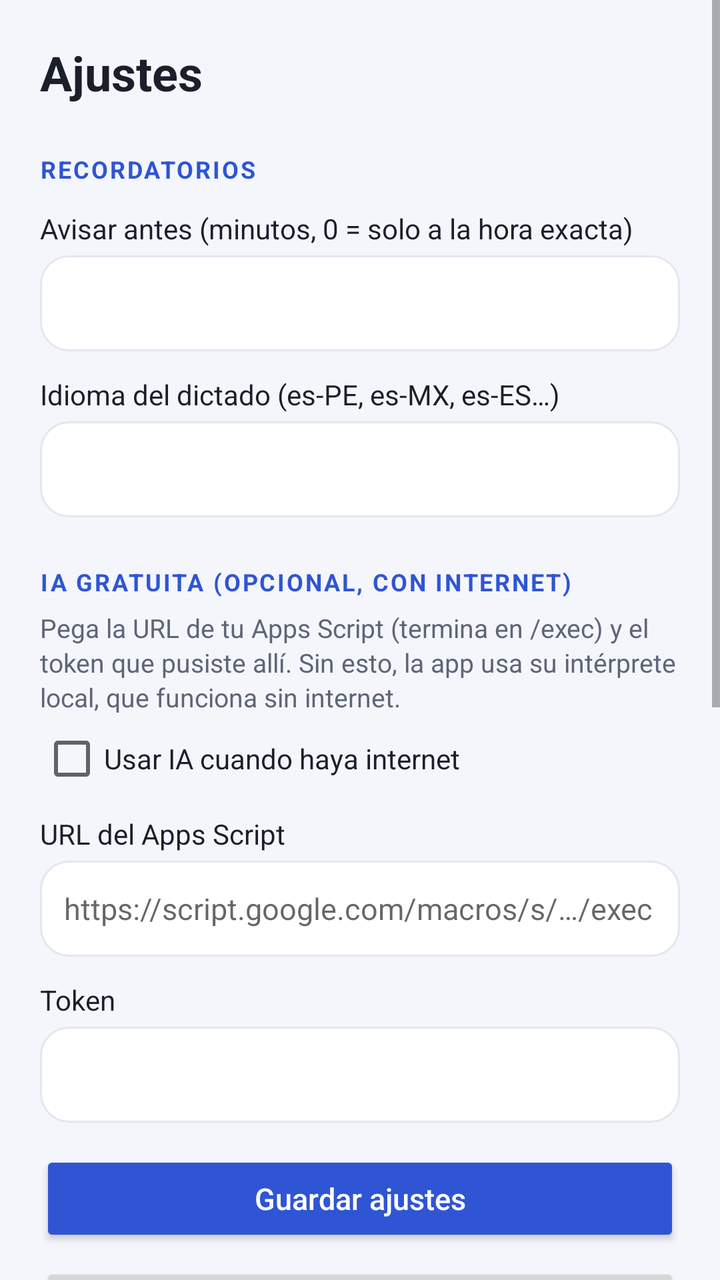
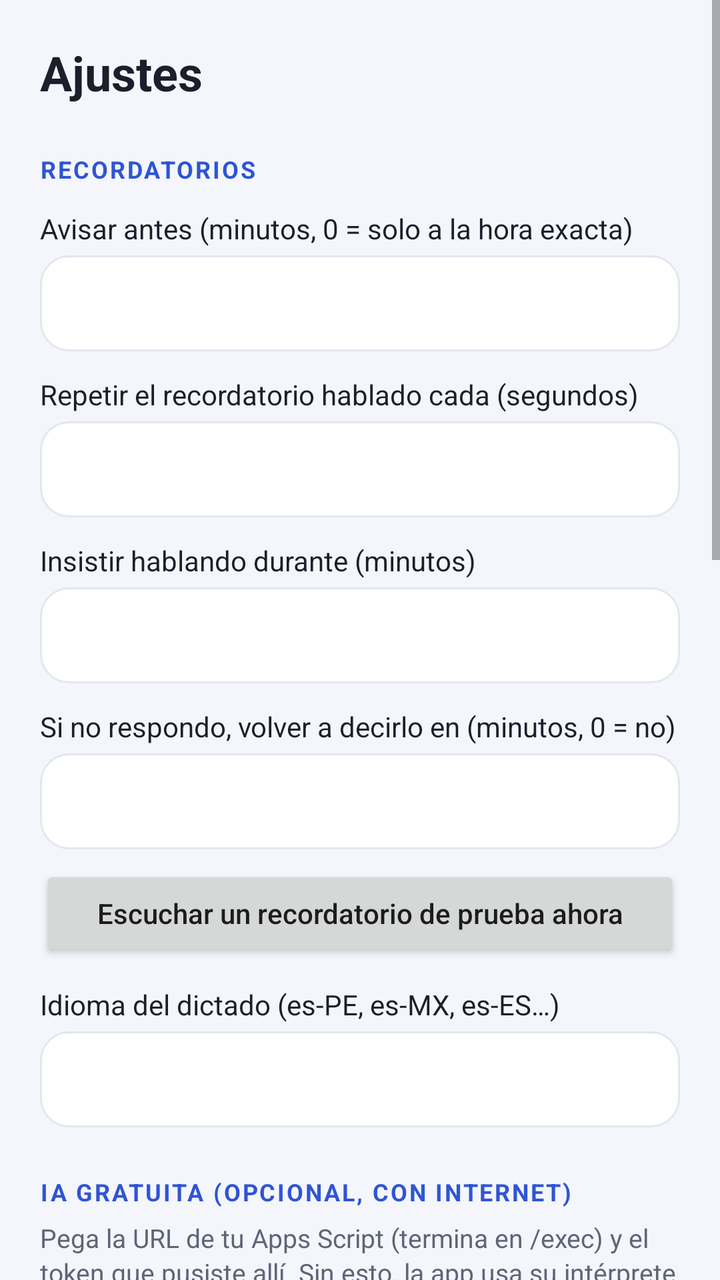

Screens rendered from an Android XML layout before and after an edit, with the pre-edit source and the edit as a unified diff.
<!-- AndroidManifest.xml: application theme AppTheme -->
<!-- res/layout/activity_settings.xml -->
<?xml version="1.0" encoding="utf-8"?>
<ScrollView xmlns:android="http://schemas.android.com/apk/res/android"
    android:layout_width="match_parent"
    android:layout_height="match_parent"
    android:background="@color/fondo"
    android:fitsSystemWindows="true">

    <LinearLayout
        android:layout_width="match_parent"
        android:layout_height="wrap_content"
        android:orientation="vertical"
        android:padding="20dp">

        <TextView
            style="@style/Titulo"
            android:text="Ajustes" />

        
        <TextView
            style="@style/Seccion"
            android:text="RECORDATORIOS" />

        <TextView
            style="@style/Etiqueta"
            android:text="Avisar antes (minutos, 0 = solo a la hora exacta)" />

        <EditText
            android:id="@+id/campoAviso"
            style="@style/Campo"
            android:inputType="number" />

        <TextView
            style="@style/Etiqueta"
            android:text="Idioma del dictado (es-PE, es-MX, es-ES…)" />

        <EditText
            android:id="@+id/campoIdioma"
            style="@style/Campo"
            android:inputType="text" />

        
        <TextView
            style="@style/Seccion"
            android:text="IA GRATUITA (OPCIONAL, CON INTERNET)" />

        <TextView
            style="@style/Ayuda"
            android:text="Pega la URL de tu Apps Script (termina en /exec) y el token que pusiste allí. Sin esto, la app usa su intérprete local, que funciona sin internet." />

        <CheckBox
            android:id="@+id/checkIa"
            android:layout_width="wrap_content"
            android:layout_height="wrap_content"
            android:layout_marginTop="6dp"
            android:text="Usar IA cuando haya internet"
            android:textColor="@color/texto" />

        <TextView
            style="@style/Etiqueta"
            android:text="URL del Apps Script" />

        <EditText
            android:id="@+id/campoUrl"
            style="@style/Campo"
            android:hint="https://script.google.com/macros/s/…/exec"
            android:inputType="textUri" />

        <TextView
            style="@style/Etiqueta"
            android:text="Token" />

        <EditText
            android:id="@+id/campoToken"
            style="@style/Campo"
            android:inputType="textPassword" />

        <Button
            android:id="@+id/botonGuardar"
            style="@style/BotonPrincipal"
            android:text="Guardar ajustes" />

        <Button
            android:id="@+id/botonProbarIa"
            style="@style/BotonSecundario"
            android:text="Probar IA con «reunión con Carlos mañana a las 3»" />

        <TextView
            android:id="@+id/resultadoIa"
            style="@style/Ayuda"
            android:textIsSelectable="true" />

        
        <TextView
            style="@style/Seccion"
            android:text="QUE LAS ALARMAS SIEMPRE SUENEN" />

        <TextView
            style="@style/Ayuda"
            android:text="En Honor/Huawei: Ajustes › Batería › Inicio de aplicaciones › Agenda Voz › desactiva «Gestionar automáticamente» y activa las 3 opciones. Luego prueba una alarma en 1 minuto con la app cerrada." />

        <TextView
            android:id="@+id/estadoPermisos"
            style="@style/Ayuda"
            android:layout_marginTop="8dp"
            android:textColor="@color/texto" />

        <Button
            android:id="@+id/botonInicioAuto"
            style="@style/BotonSecundario"
            android:text="Abrir «Inicio de aplicaciones» (Honor)" />

        <Button
            android:id="@+id/botonBateria"
            style="@style/BotonSecundario"
            android:text="Quitar optimización de batería" />

        <Button
            android:id="@+id/botonNotificaciones"
            style="@style/BotonSecundario"
            android:text="Ajustes de notificaciones" />

        <Button
            android:id="@+id/botonExactas"
            style="@style/BotonSecundario"
            android:text="Permitir alarmas exactas" />

        <Button
            android:id="@+id/botonProbarAlarma"
            style="@style/BotonPrincipal"
            android:text="Probar alarma en 1 minuto" />
    </LinearLayout>
</ScrollView>
<!-- resources referenced by this layout -->
<resources>
  <color name="fondo">#F4F6FB</color>
  <color name="texto">#1B1F2B</color>
  <style name="Ayuda">
          <item name="android:layout_width">match_parent</item>
          <item name="android:layout_height">wrap_content</item>
          <item name="android:layout_marginTop">6dp</item>
          <item name="android:textSize">13sp</item>
          <item name="android:lineSpacingExtra">2dp</item>
          <item name="android:textColor">@color/secundario</item>
      </style>
  <style name="BotonPrincipal" parent="android:Widget.Material.Button.Colored">
          <item name="android:layout_width">match_parent</item>
          <item name="android:layout_height">wrap_content</item>
          <item name="android:layout_marginTop">14dp</item>
          <item name="android:textAllCaps">false</item>
          <item name="android:textSize">15sp</item>
      </style>
  <style name="BotonSecundario" parent="android:Widget.Material.Button">
          <item name="android:layout_width">match_parent</item>
          <item name="android:layout_height">wrap_content</item>
          <item name="android:layout_marginTop">8dp</item>
          <item name="android:textAllCaps">false</item>
          <item name="android:textSize">14sp</item>
      </style>
  <style name="Campo">
          <item name="android:layout_width">match_parent</item>
          <item name="android:layout_height">48dp</item>
          <item name="android:layout_marginTop">4dp</item>
          <item name="android:paddingStart">12dp</item>
          <item name="android:paddingEnd">12dp</item>
          <item name="android:background">@drawable/fondo_tarjeta</item>
          <item name="android:textSize">15sp</item>
          <item name="android:textColor">@color/texto</item>
          <item name="android:singleLine">true</item>
      </style>
  <style name="Etiqueta">
          <item name="android:layout_width">match_parent</item>
          <item name="android:layout_height">wrap_content</item>
          <item name="android:layout_marginTop">12dp</item>
          <item name="android:textSize">14sp</item>
          <item name="android:textColor">@color/texto</item>
      </style>
  <style name="Seccion">
          <item name="android:layout_width">match_parent</item>
          <item name="android:layout_height">wrap_content</item>
          <item name="android:layout_marginTop">24dp</item>
          <item name="android:textSize">12sp</item>
          <item name="android:textStyle">bold</item>
          <item name="android:letterSpacing">0.08</item>
          <item name="android:textColor">@color/primario</item>
      </style>
  <style name="Titulo">
          <item name="android:layout_width">match_parent</item>
          <item name="android:layout_height">wrap_content</item>
          <item name="android:textSize">24sp</item>
          <item name="android:textStyle">bold</item>
          <item name="android:textColor">@color/texto</item>
      </style>
  <style name="AppTheme" parent="android:Theme.Material.Light.NoActionBar">
          <item name="android:colorPrimary">@color/primario</item>
          <item name="android:colorPrimaryDark">@color/fondo</item>
          <item name="android:colorAccent">@color/primario</item>
          <item name="android:statusBarColor">@color/fondo</item>
          <item name="android:navigationBarColor">@color/fondo</item>
          <item name="android:windowLightStatusBar">true</item>
          <item name="android:windowBackground">@color/fondo</item>
      </style>
  <color name="secundario">#5E6578</color>
  <!-- drawable fondo_tarjeta (drawable) -->
  <?xml version="1.0" encoding="utf-8"?>
  <shape xmlns:android="http://schemas.android.com/apk/res/android"
      android:shape="rectangle">
      <solid android:color="@color/tarjeta" />
      <corners android:radius="14dp" />
      <stroke android:width="1dp" android:color="@color/borde" />
  </shape>
  <color name="primario">#2F55D4</color>
  <color name="tarjeta">#FFFFFF</color>
  <color name="borde">#E3E7F0</color>
</resources>

<!-- the commit's change to res/layout/activity_settings.xml (unified diff, before → after) -->
@@ -28,6 +28,38 @@
             android:id="@+id/campoAviso"
             style="@style/Campo"
             android:inputType="number" />
+
+        <TextView
+            style="@style/Etiqueta"
+            android:text="Repetir el recordatorio hablado cada (segundos)" />
+
+        <EditText
+            android:id="@+id/campoRepetir"
+            style="@style/Campo"
+            android:inputType="number" />
+
+        <TextView
+            style="@style/Etiqueta"
+            android:text="Insistir hablando durante (minutos)" />
+
+        <EditText
+            android:id="@+id/campoInsistir"
+            style="@style/Campo"
+            android:inputType="number" />
+
+        <TextView
+            style="@style/Etiqueta"
+            android:text="Si no respondo, volver a decirlo en (minutos, 0 = no)" />
+
+        <EditText
+            android:id="@+id/campoReavisar"
+            style="@style/Campo"
+            android:inputType="number" />
+
+        <Button
+            android:id="@+id/botonProbarVoz"
+            style="@style/BotonSecundario"
+            android:text="Escuchar un recordatorio de prueba ahora" />
 
         <TextView
             style="@style/Etiqueta"
@@ -127,6 +159,6 @@
         <Button
             android:id="@+id/botonProbarAlarma"
             style="@style/BotonPrincipal"
-            android:text="Probar alarma en 1 minuto" />
+            android:text="Probar recordatorio hablado en 1 minuto" />
     </LinearLayout>
 </ScrollView>
